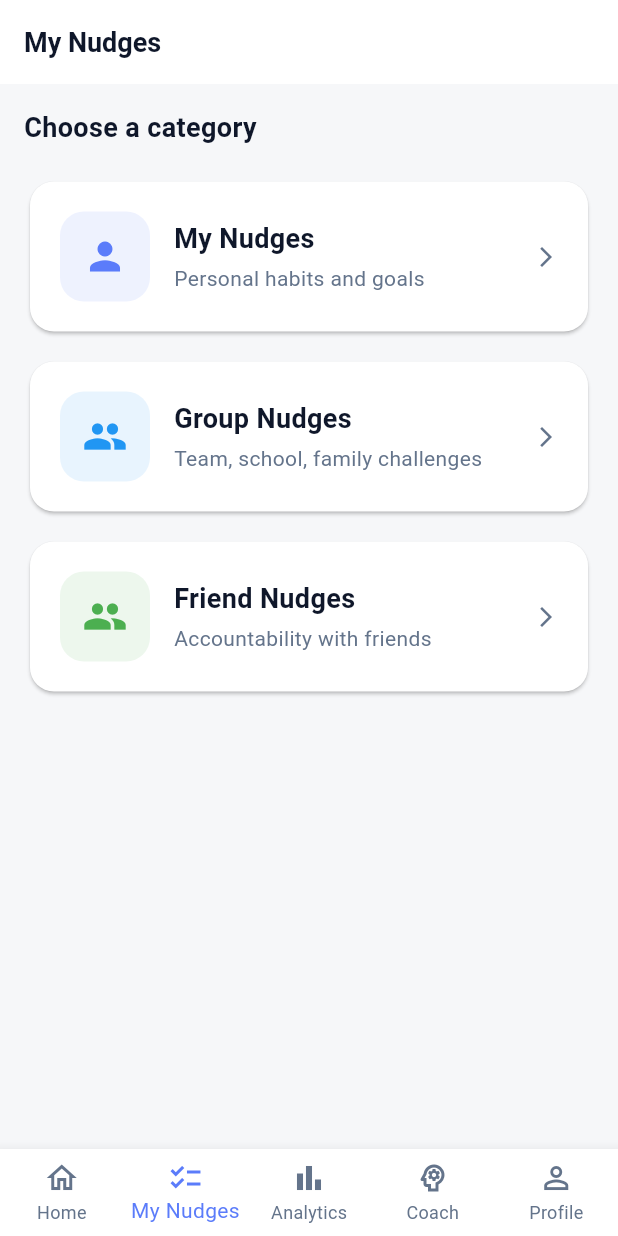
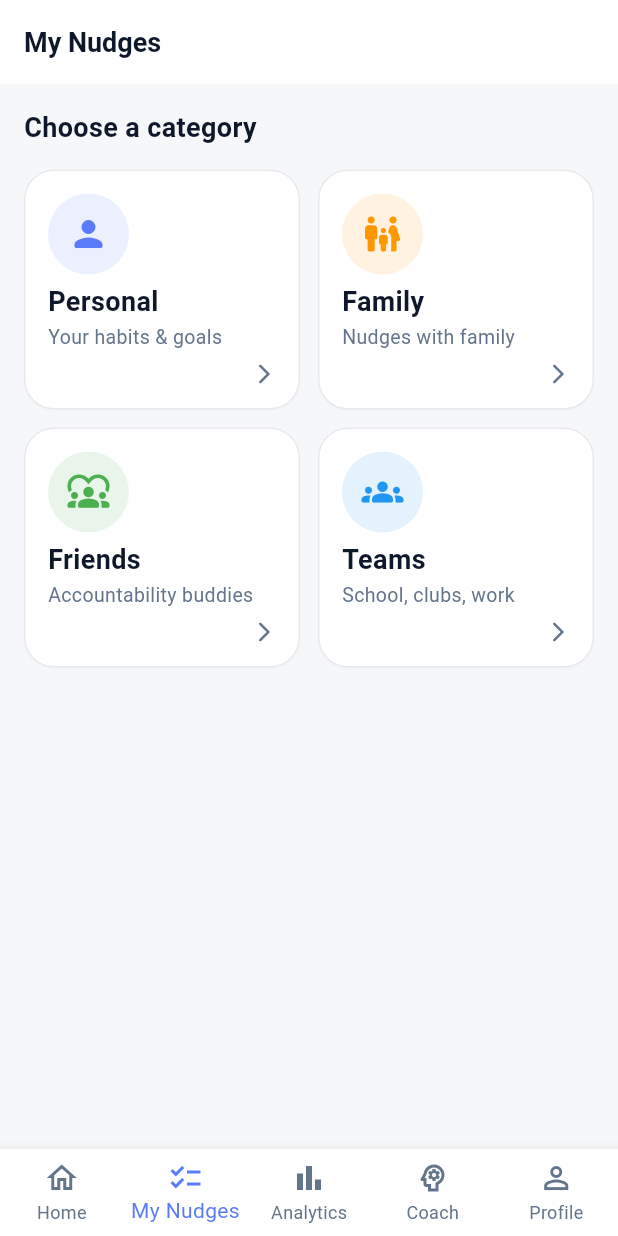
Before and after one commit to anmodianeesh/nudge, a Flutter app: the screen it shows after launch, item 2 of the bottom bar chosen, on a phone screen of 412 x 824 dp. Run offline on Flutter 3.47's test engine with Material 3 defaults, Android fonts, the phone set to English and light mode, and no system bars; our stand-ins replace flutter_bloc.

Commit message:
ai chat setup 1

```diff
--- a/lib/presentation/screens/nudges/my_nudges_screen.dart
+++ b/lib/presentation/screens/nudges/my_nudges_screen.dart
@@ -12,6 +12,37 @@ class MyNudgesScreen extends StatelessWidget {
 
   @override
   Widget build(BuildContext context) {
+    final items = <_Category>[
+      _Category(
+        title: 'Personal',
+        subtitle: 'Your habits & goals',
+        icon: Icons.person_rounded,
+        color: AppTheme.primaryPurple,
+        builder: (_) => const PersonalNudgesScreen(),
+      ),
+      _Category(
+        title: 'Family',
+        subtitle: 'Nudges with family',
+        icon: Icons.family_restroom_rounded,
+        color: Colors.orange,
+        builder: (_) => const GroupNudgesScreen(), // reuse group screen
+      ),
+      _Category(
+        title: 'Friends',
+        subtitle: 'Accountability buddies',
+        icon: Icons.diversity_1_rounded,
+        color: Colors.green,
+        builder: (_) => const FriendNudgesScreen(),
+      ),
+      _Category(
+        title: 'Teams',
+        subtitle: 'School, clubs, work',
+        icon: Icons.groups_rounded,
+        color: Colors.blue,
+        builder: (_) => const GroupNudgesScreen(), // reuse group screen
+      ),
+    ];
+
     return Scaffold(
       backgroundColor: AppTheme.backgroundGray,
       appBar: AppBar(
@@ -20,10 +51,11 @@ class MyNudgesScreen extends StatelessWidget {
         elevation: 0,
       ),
       body: Padding(
-        padding: const EdgeInsets.all(16),
+        padding: const EdgeInsets.fromLTRB(16, 8, 16, 16),
         child: Column(
           crossAxisAlignment: CrossAxisAlignment.start,
           children: [
+            const SizedBox(height: 8),
             const Text(
               'Choose a category',
               style: TextStyle(
@@ -32,49 +64,19 @@ class MyNudgesScreen extends StatelessWidget {
                 color: AppTheme.textDark,
               ),
             ),
-            const SizedBox(height: 20),
+            const SizedBox(height: 16),
+
+            // --- Grid of category cards (2 columns) ---
             Expanded(
-              child: ListView(
-                children: [
-                  _NudgeCategoryCard(
-                    title: 'My Nudges',
-                    subtitle: 'Personal habits and goals',
-                    icon: Icons.person,
-                    color: AppTheme.primaryPurple,
-                    onTap: () => Navigator.push(
-                      context,
-                      MaterialPageRoute(
-                        builder: (context) => const PersonalNudgesScreen(),
+              child: GridView.builder(
+                itemCount: items.length,
+                gridDelegate: const SliverGridDelegateWithFixedCrossAxisCount(
+                  crossAxisCount: 2,
+                  mainAxisSpacing: 12,
+                  crossAxisSpacing: 12,
+                  childAspectRatio: 1.15,
                 ),
-                    ),
-                  ),
-                  const SizedBox(height: 12),
-                  _NudgeCategoryCard(
-                    title: 'Group Nudges',
-                    subtitle: 'Team, school, family challenges',
-                    icon: Icons.group,
-                    color: Colors.blue,
-                    onTap: () => Navigator.push(
-                      context,
-                      MaterialPageRoute(
-                        builder: (context) => const GroupNudgesScreen(),
-                      ),
-                    ),
-                  ),
-                  const SizedBox(height: 12),
-                  _NudgeCategoryCard(
-                    title: 'Friend Nudges',
-                    subtitle: 'Accountability with friends',
-                    icon: Icons.people,
-                    color: Colors.green,
-                    onTap: () => Navigator.push(
-                      context,
-                      MaterialPageRoute(
-                        builder: (context) => const FriendNudgesScreen(),
-                      ),
-                    ),
-                  ),
-                ],
+                itemBuilder: (context, i) => _NudgeCategoryCard(item: items[i]),
               ),
             ),
           ],
@@ -84,53 +86,67 @@ class MyNudgesScreen extends StatelessWidget {
   }
 }
 
-class _NudgeCategoryCard extends StatelessWidget {
+/* ------------------------------------------------------------------ */
+/* Models & widgets                                                    */
+/* ------------------------------------------------------------------ */
+
+class _Category {
   final String title;
   final String subtitle;
   final IconData icon;
   final Color color;
-  final VoidCallback onTap;
+  final WidgetBuilder builder;
 
-  const _NudgeCategoryCard({
+  _Category({
     required this.title,
     required this.subtitle,
     required this.icon,
     required this.color,
-    required this.onTap,
+    required this.builder,
   });
+}
+
+class _NudgeCategoryCard extends StatelessWidget {
+  final _Category item;
+  const _NudgeCategoryCard({required this.item});
 
   @override
   Widget build(BuildContext context) {
-    return Card(
+    return Material(
       color: AppTheme.cardWhite,
-      shape: RoundedRectangleBorder(borderRadius: BorderRadius.circular(16)),
+      elevation: 0.5,
+      shadowColor: Colors.black12,
+      shape: RoundedRectangleBorder(
+        borderRadius: BorderRadius.circular(20),
+        side: const BorderSide(color: AppTheme.borderGray),
+      ),
       child: InkWell(
-        borderRadius: BorderRadius.circular(16),
-        onTap: onTap,
+        borderRadius: BorderRadius.circular(20),
+        onTap: () => Navigator.push(
+          context,
+          MaterialPageRoute(builder: item.builder),
+        ),
         child: Padding(
-          padding: const EdgeInsets.all(20),
-          child: Row(
-            children: [
-              Container(
-                width: 60,
-                height: 60,
-                decoration: BoxDecoration(
-                  color: color.withOpacity(0.1),
-                  borderRadius: BorderRadius.circular(16),
-                ),
-                child: Icon(
-                  icon,
-                  color: color,
-                  size: 30,
-                ),
-              ),
-              const SizedBox(width: 16),
-              Expanded(
+          padding: const EdgeInsets.all(16),
           child: Column(
             crossAxisAlignment: CrossAxisAlignment.start,
             children: [
+              // Round icon
+              Container(
+                width: 54,
+                height: 54,
+                decoration: BoxDecoration(
+                  color: item.color.withOpacity(0.12),
+                  shape: BoxShape.circle,
+                ),
+                child: Icon(item.icon, color: item.color, size: 28),
+              ),
+              const Spacer(),
+              // Title
               Text(
-                      title,
+                item.title,
+                maxLines: 1,
+                overflow: TextOverflow.ellipsis,
                 style: const TextStyle(
                   fontSize: 18,
                   fontWeight: FontWeight.w700,
@@ -138,20 +154,20 @@ class _NudgeCategoryCard extends StatelessWidget {
                 ),
               ),
               const SizedBox(height: 4),
+              // Subtitle
               Text(
-                      subtitle,
-                      style: const TextStyle(
-                        fontSize: 14,
-                        color: AppTheme.textGray,
+                item.subtitle,
+                maxLines: 2,
+                overflow: TextOverflow.ellipsis,
+                style: const TextStyle(fontSize: 13, color: AppTheme.textGray, height: 1.2),
               ),
-                    ),
+              const SizedBox(height: 8),
+              // Chevon row
+              Row(
+                mainAxisAlignment: MainAxisAlignment.end,
+                children: const [
+                  Icon(Icons.arrow_forward_ios_rounded, size: 16, color: AppTheme.textGray),
                 ],
-                ),
-              ),
-              const Icon(
-                Icons.arrow_forward_ios,
-                color: AppTheme.textGray,
-                size: 16,
               ),
             ],
           ),
```
Lines whose indentation alone changed are shown as unchanged.
